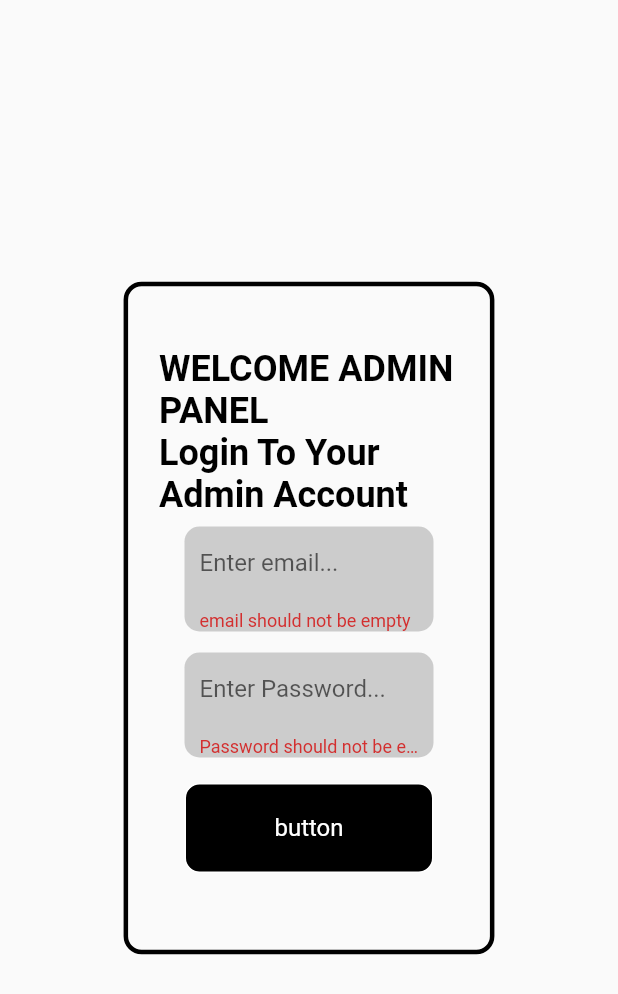
After one commit to Ballu1811/ecommer-demo-app, a Flutter app: the WebLoginPage screen opened directly, after a tap on "button", on a phone screen of 412 x 824 dp. The commit adds this screen. Shown: the top 994 px of the screen. Run offline on Flutter 3.47's test engine with Material 2 defaults, Android fonts, the phone set to English and light mode, and no system bars; our stand-ins replace carousel_slider, firebase_auth, firebase_core, sizer; accounts and stored records are empty; network calls fail.

Commit message:
day 3 add admin login page and main admin page

```diff
--- a/lib/screens/signup_screen.dart
+++ b/lib/screens/signup_screen.dart
@@ -67,6 +67,9 @@ class _SignUpPageState extends State<SignUpPage> {
         } else {
           Navigator.pop(context);
         }
+
+        //  Navigator.push(context, MaterialPageRoute(builder: (_) => LoginPage()));
+
       }
     }
   }
--- /dev/null
+++ b/lib/screens/web_screens/web_login.dart
@@ -0,0 +1,88 @@
+import 'package:flutter/material.dart';
+import 'package:food_app_demo/screens/web_screens/main_adminpage.dart';
+import 'package:food_app_demo/utils/style.dart';
+import 'package:food_app_demo/widgets/eco_button.dart';
+import 'package:food_app_demo/widgets/ecotextfield.dart';
+import 'package:sizer/sizer.dart';
+
+class WebLoginPage extends StatelessWidget {
+  // const WebLoginPage({Key? key}) : super(key: key);
+  TextEditingController emailC = TextEditingController();
+  TextEditingController passC = TextEditingController();
+  final formKey = GlobalKey<FormState>();
+  String email = "admin@gmail.com";
+  String pass = "admin123";
+
+  submit(BuildContext context) {
+    if (formKey.currentState!.validate()) {
+      if (emailC.text == email && passC.text == pass) {
+        Navigator.push(
+            context, MaterialPageRoute(builder: (_) => WebAdminPage()));
+      }
+    }
+  }
+
+  @override
+  Widget build(BuildContext context) {
+    return Scaffold(
+        body: Center(
+      child: Padding(
+        padding: EdgeInsets.symmetric(horizontal: 20.w),
+        child: Container(
+          decoration: BoxDecoration(
+              border: Border.all(
+                color: Colors.black,
+                width: 3,
+              ),
+              borderRadius: BorderRadius.circular(12)),
+          child: Padding(
+            padding: EdgeInsets.symmetric(horizontal: 5.w, vertical: 5.h),
+            child: Form(
+              key: formKey,
+              child: Column(
+                mainAxisSize: MainAxisSize.min,
+                children: [
+                  const Text(
+                    "WELCOME ADMIN PANEL",
+                    style: EcoStyle.boldStyle,
+                  ),
+                  const Text(
+                    "Login To Your Admin Account",
+                    style: EcoStyle.boldStyle,
+                  ),
+                  EcoTextField(
+                    controller: emailC,
+                    hintText: "Enter email...",
+                    validate: (v) {
+                      if (v!.isEmpty) {
+                        return "email should not be empty";
+                      }
+                      return null;
+                    },
+                  ),
+                  EcoTextField(
+                    controller: passC,
+                    isPassword: true,
+                    hintText: "Enter Password...",
+                    validate: (v) {
+                      if (v!.isEmpty) {
+                        return "Password should not be empty";
+                      }
+                      return null;
+                    },
+                  ),
+                  EcoButton(
+                    isLoginButton: true,
+                    onPress: () {
+                      submit(context);
+                    },
+                  ),
+                ],
+              ),
+            ),
+          ),
+        ),
+      ),
+    ));
+  }
+}
--- /dev/null
+++ b/lib/services/firebase_services.dart
@@ -0,0 +1,44 @@
+import 'package:firebase_auth/firebase_auth.dart';
+
+class FirebaseServices {
+  static Future<String?> createAccount(
+    String email,
+    String password,
+  ) async {
+    try {
+      await FirebaseAuth.instance.createUserWithEmailAndPassword(
+        email: email,
+        password: password,
+      );
+      return null;
+    } on FirebaseAuthException catch (e) {
+      if (e.code == "email-already-in-use") {
+        return "email already in user";
+      }
+      if (e.code == "weak-password") {
+        return "password is too weak";
+      }
+      return e.message;
+    } catch (e) {
+      return e.toString();
+    }
+  }
+
+  static Future<String?> signInAccount(String email, String password) async {
+    try {
+      await FirebaseAuth.instance.signInWithEmailAndPassword(
+        email: email,
+        password: password,
+      );
+      return null;
+    } on FirebaseAuthException catch (e) {
+      return e.message;
+    } catch (e) {
+      return e.toString();
+    }
+  }
+
+  static Future<void> signOut() async {
+    await FirebaseAuth.instance.signOut();
+  }
+}
--- a/pubspec.yaml
+++ b/pubspec.yaml
@@ -31,6 +31,8 @@ dependencies:
   cupertino_icons: ^1.0.2
   firebase_auth: ^3.3.9
   firebase_core: ^1.13.1
+  carousel_slider: ^4.0.0
+  sizer: ^2.0.15
   flutter:
     sdk: flutter
 
```
Also changed, not shown: lib/main.dart (+19 -2 lines), lib/screens/home_screen.dart (added, +106 -0 lines), lib/screens/landing_screen.dart (added, +78 -0 lines), lib/screens/layout_screen.dart (added, +20 -0 lines), lib/screens/login_screen.dart (+70 -1 lines), lib/screens/web_screens/main_adminpage.dart (added, +24 -0 lines), lib/widgets/home_cards.dart (added, +34 -0 lines), pubspec.lock, 1 other file.
